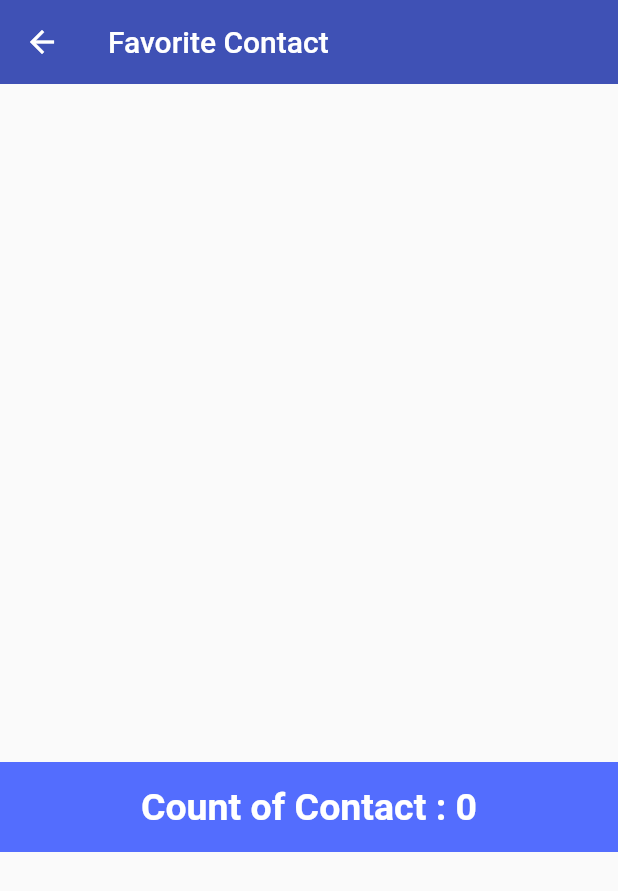
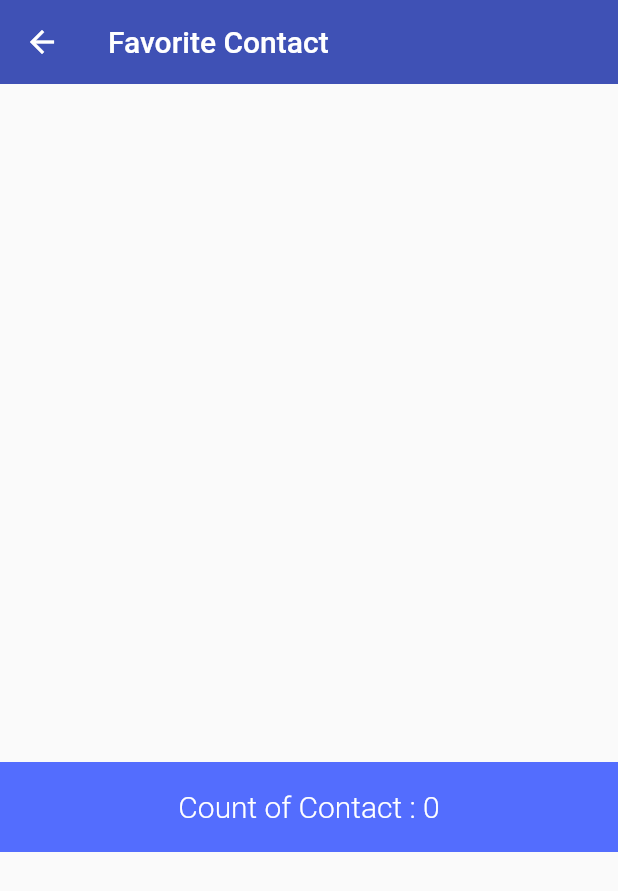
Before and after one commit to mahmoud-eslami/contact_simple, a Flutter app: the Favorite screen opened directly, on a phone screen of 412 x 824 dp. Shown: the top 891 px of the screen. Run offline on Flutter 3.47's test engine with Material 2 defaults, Android fonts, the phone set to English and light mode, and no system bars.

Commit message:
change weight favList counter

```diff
--- a/lib/Screen/favorite.dart
+++ b/lib/Screen/favorite.dart
@@ -54,7 +54,7 @@ class Favorite extends StatelessWidget {
               child: Center(
                 child: Text(
                   'Count of Contact : ' + item_provider.favorites().length.toString(),
-                  style: TextStyle(fontSize: 25,fontWeight: FontWeight.bold,color: Colors.white),
+                  style: TextStyle(fontSize: 20,fontWeight: FontWeight.w300,color: Colors.white),
                 ),
               )
           ),
```
